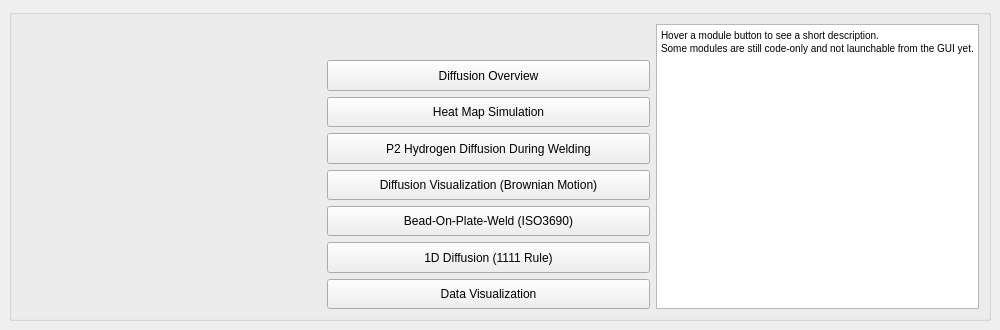
This is P0_Launcher/Launcher_UI_Window.ui in DenisCzeskleba/WeldCraft as Qt 5 draws it before an edit. The edited form follows.
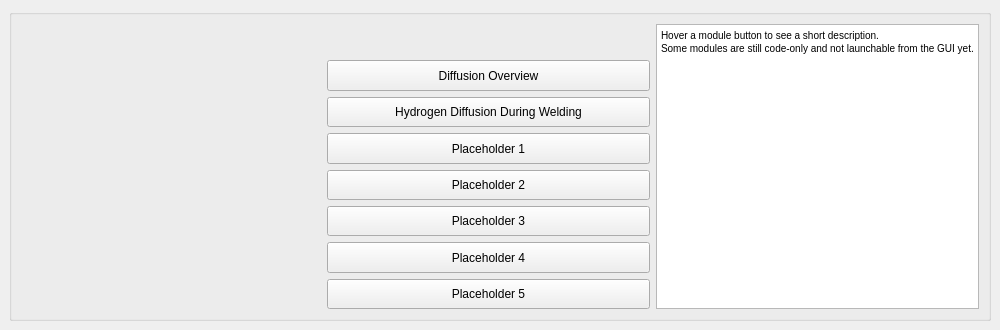
This is the edited form. Icons and pictures are not drawn.

Commit message: Update .aiignore and .gitignore to include P1_Diffusion_Overview/Results; refactor button names and texts in Launcher UI

```diff
--- a/P0_Launcher/Launcher_UI_Window.ui
+++ b/P0_Launcher/Launcher_UI_Window.ui
@@ -101,19 +101,6 @@
            </property>
           </widget>
          </item>
-         <item>
-          <widget class="QPushButton" name="pushButton_heat_map">
-           <property name="sizePolicy">
-            <sizepolicy hsizetype="MinimumExpanding" vsizetype="MinimumExpanding">
-             <horstretch>80</horstretch>
-             <verstretch>80</verstretch>
-            </sizepolicy>
-           </property>
-           <property name="text">
-            <string>Heat Map Simulation</string>
-           </property>
-          </widget>
-         </item>
          <item>
           <widget class="QPushButton" name="pushButton_hydrogen_during_welding">
            <property name="sizePolicy">
@@ -123,7 +110,20 @@
             </sizepolicy>
            </property>
            <property name="text">
-            <string>P2 Hydrogen Diffusion During Welding</string>
+            <string>Hydrogen Diffusion During Welding</string>
+           </property>
+          </widget>
+         </item>
+         <item>
+          <widget class="QPushButton" name="pushButton_heat_map">
+           <property name="sizePolicy">
+            <sizepolicy hsizetype="MinimumExpanding" vsizetype="MinimumExpanding">
+             <horstretch>80</horstretch>
+             <verstretch>80</verstretch>
+            </sizepolicy>
+           </property>
+           <property name="text">
+            <string>Placeholder 1</string>
            </property>
           </widget>
          </item>
@@ -136,7 +136,7 @@
             </sizepolicy>
            </property>
            <property name="text">
-            <string>Diffusion Visualization (Brownian Motion)</string>
+            <string>Placeholder 2</string>
            </property>
           </widget>
          </item>
@@ -149,7 +149,7 @@
             </sizepolicy>
            </property>
            <property name="text">
-            <string>Bead-On-Plate-Weld (ISO3690)</string>
+            <string>Placeholder 3</string>
            </property>
           </widget>
          </item>
@@ -162,7 +162,7 @@
             </sizepolicy>
            </property>
            <property name="text">
-            <string>1D Diffusion (1111 Rule)</string>
+            <string>Placeholder 4</string>
            </property>
           </widget>
          </item>
@@ -175,7 +175,7 @@
             </sizepolicy>
            </property>
            <property name="text">
-            <string>Data Visualization</string>
+            <string>Placeholder 5</string>
            </property>
           </widget>
          </item>
```
Left out of the diff: 3 changed lines with no effect on the pictures. The commit also changes 3 other files.
